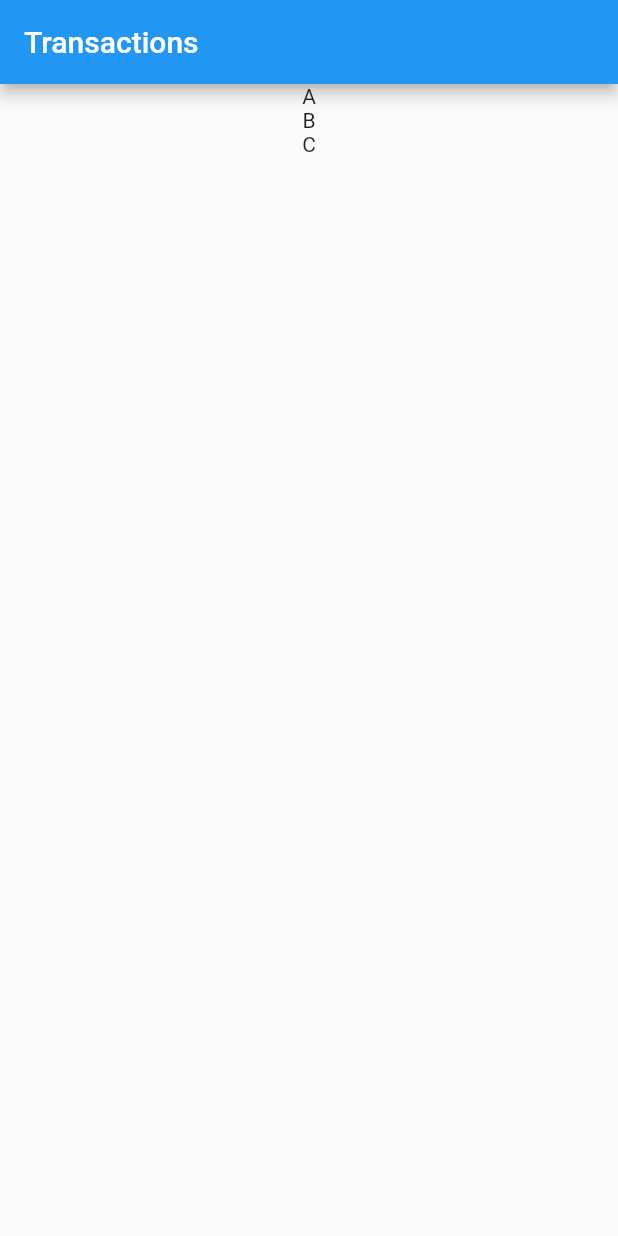
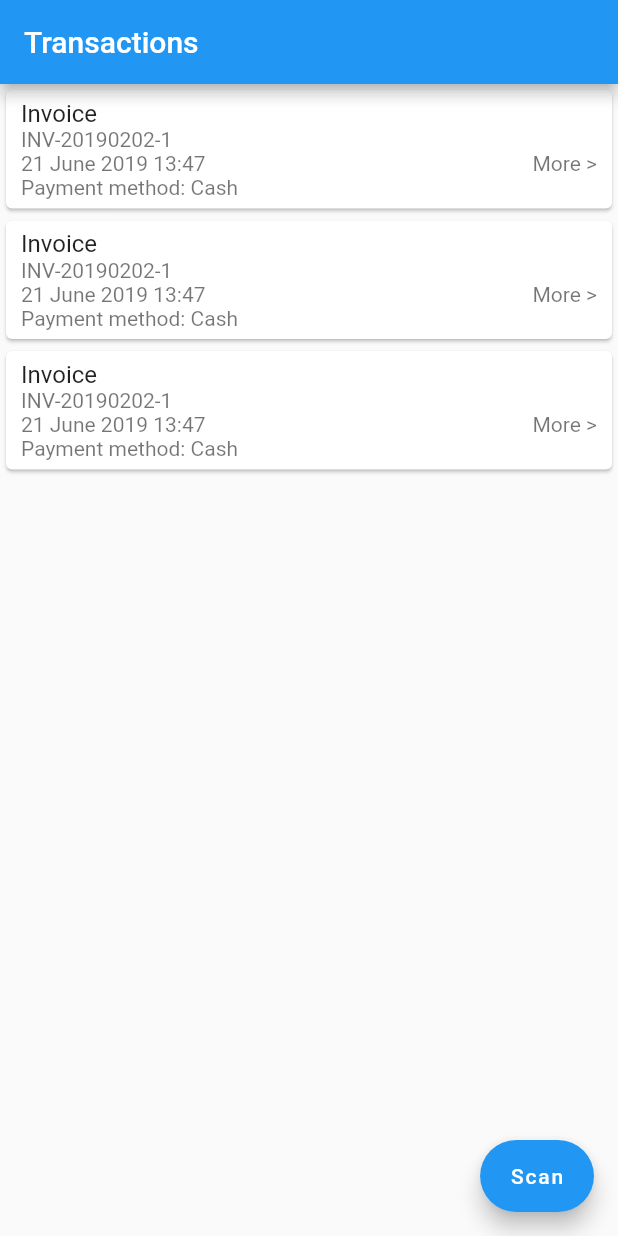
Before and after one commit to kevinyou77/checker-belanjayukid-mobile-flutter, a Flutter app: the screen it shows after launch, on a phone screen of 412 x 824 dp. Run offline on Flutter 3.47's test engine with Material 2 defaults, Android fonts, the phone set to English and light mode, and no system bars; our stand-ins replace bloc, equatable, flutter_bloc.

Commit message:
Transaction list and fab done

```diff
--- a/lib/ui/home/home.dart
+++ b/lib/ui/home/home.dart
@@ -8,17 +8,25 @@ class Home extends StatelessWidget {
   @override
   Widget build(BuildContext context) {
     return Scaffold(
-      appBar: AppBar(title: Text("Transactions"),),
+      appBar: AppBar(
+        title: Text("Transactions"),
+      ),
       body: BlocProvider(
         builder: (context) => TransactionsBloc(),
         child: Transactions(),
+      ),
+      floatingActionButton: FloatingActionButton.extended(
+        onPressed: () => {},
+        label: Text("Scan"),
       ),
     );
   }
 }
 
 class Transactions extends StatelessWidget {
-  const Transactions({Key key}) : super(key: key);
+  final List<String> items = ["Items", "Two", "Three"];
+
+  Transactions({Key key}) : super(key: key);
 
   @override
   Widget build(BuildContext context) {
@@ -26,29 +34,50 @@ class Transactions extends StatelessWidget {
       alignment: Alignment.center,
       child: BlocListener(
         bloc: BlocProvider.of<TransactionsBloc>(context),
-        listener: (context, state) {
+        listener: (context, state) {},
+        child: _listView(),
+      )
+    );
+  }
 
-        },
-        child: ListView(
-          children: <Widget>[
-            Container(
-              child: const Center(
-                child: Text("A"),
-              )
+  Widget _listView() {
+    return ListView.builder(
+      itemCount: items.length, // TODO: Item count
+      itemBuilder: (context, index) => _listViewItem(context, index),
+    );
+  }
+
+  Widget _listViewItem(BuildContext context, int index) {
+    return Card(child: _listViewItemContent(index));
+  }
+
+  Widget _listViewItemContent(int index) {
+    return ListTile(
+      contentPadding: EdgeInsets.symmetric(horizontal: 10.0, vertical: 2.0),
+      title: Text("Invoice"),
+      subtitle: Row(
+        children: <Widget>[
+          Expanded(
+            child: Column(
+              crossAxisAlignment: CrossAxisAlignment.start,
+              children: <Widget>[
+                Text("INV-20190202-1"),
+                Text("21 June 2019 13:47"),
+                Text("Payment method: Cash")
+              ],
             ),
-            Container(
-              child: const Center(
-                child: Text("B"),
-              )
-            ),
-            Container(
-              child: const Center(
-                child: Text("C"),
-              )
-            )
-          ],
-        ),
+          ),
+          Column(
+            crossAxisAlignment: CrossAxisAlignment.start,
+            children: <Widget>[
+              Text("More >"),
+            ],
+          ),
+        ],
       ),
+      onTap: () {
+        print("Hello");
+      },
     );
   }
 }
```
